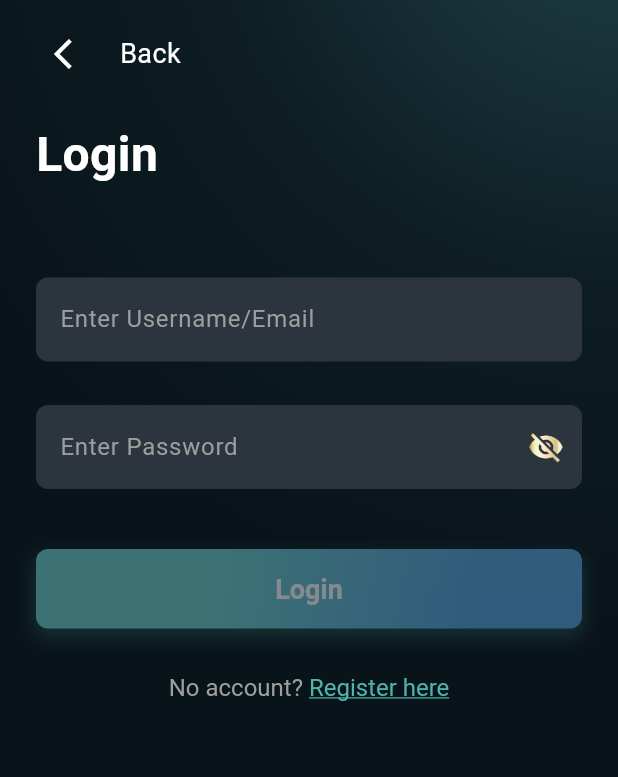
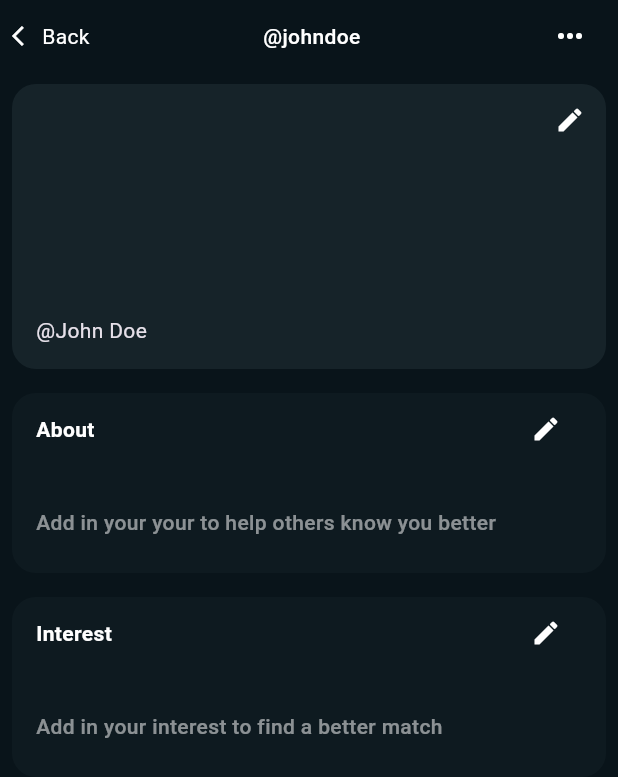
Before and after one commit to danaralifian/you_app_test, a Flutter app: the screen it shows after launch, on a phone screen of 412 x 824 dp. Shown: the top 777 px of the screen. Run offline on Flutter 3.47's test engine with Material 3 defaults, Android fonts, the phone set to English and light mode, and no system bars.

Commit message:
feat: initial state profile screen

```diff
--- a/lib/main.dart
+++ b/lib/main.dart
@@ -1,6 +1,6 @@
 // lib/main.dart
 import 'package:flutter/material.dart';
-import 'package:you_app/screens/auth_screen.dart';
+import 'package:you_app/screens/profile_screen.dart';
 
 void main() {
   runApp(const MyApp());
@@ -27,7 +27,7 @@ class MyApp extends StatelessWidget {
           ),
         ),
       ),
-      home: const AuthScreen(),
+      home: const ProfileScreen(),
     );
   }
 }
--- /dev/null
+++ b/lib/screens/profile_screen.dart
@@ -0,0 +1,74 @@
+import 'package:flutter/material.dart';
+import 'package:you_app/theme/colors.dart';
+import 'package:you_app/widgets/about_card.dart';
+import 'package:you_app/widgets/interest_card.dart';
+import 'package:you_app/widgets/profile_picture_card.dart';
+
+class ProfileScreen extends StatefulWidget {
+  const ProfileScreen({super.key});
+
+  @override
+  State<ProfileScreen> createState() => _ProfileScreenState();
+}
+
+class _ProfileScreenState extends State<ProfileScreen> {
+  @override
+  Widget build(BuildContext context) {
+    return Scaffold(
+      backgroundColor: AppColors.background,
+      appBar: PreferredSize(
+        preferredSize: const Size.fromHeight(56),
+        child: SafeArea(
+          child: Container(
+            padding: const EdgeInsets.symmetric(horizontal: 8),
+            child: Row(
+              mainAxisAlignment: MainAxisAlignment.spaceBetween,
+              children: [
+                // ← Back Text
+                GestureDetector(
+                  onTap: () => Navigator.pop(context),
+                  child: Row(
+                    children: const [
+                      Icon(Icons.arrow_back_ios, color: Colors.white, size: 16),
+                      SizedBox(width: 4),
+                      Text('Back', style: TextStyle(color: Colors.white)),
+                    ],
+                  ),
+                ),
+
+                // Center username
+                const Text(
+                  '@johndoe',
+                  style: TextStyle(
+                    color: Colors.white,
+                    fontWeight: FontWeight.w500,
+                  ),
+                ),
+
+                // More icon
+                IconButton(
+                  icon: const Icon(Icons.more_horiz, color: Colors.white),
+                  onPressed: () {
+                    // Open menu
+                  },
+                ),
+              ],
+            ),
+          ),
+        ),
+      ),
+      body: Padding(
+        padding: EdgeInsets.all(8),
+        child: Column(
+          children: const [
+            ProfilePictureCard(),
+            SizedBox(height: 16),
+            AboutCard(),
+            SizedBox(height: 16),
+            InterestCard(),
+          ],
+        ),
+      ),
+    );
+  }
+}
--- /dev/null
+++ b/lib/theme/colors.dart
@@ -0,0 +1,9 @@
+import 'package:flutter/material.dart';
+
+class AppColors {
+  // Background
+  static const Color background = Color(0xFF09141A);
+
+  static const Color backgroundProfilePictureCard = Color(0xFF162329);
+  static const cardInfoDark = Color(0xFF182D36);
+}
--- /dev/null
+++ b/lib/widgets/about_card.dart
@@ -0,0 +1,59 @@
+import 'package:flutter/material.dart';
+
+class AboutCard extends StatefulWidget {
+  const AboutCard({super.key});
+
+  @override
+  State<AboutCard> createState() => _AboutCardState();
+}
+
+class _AboutCardState extends State<AboutCard> {
+  @override
+  Widget build(BuildContext context) {
+    return Container(
+      width: double.infinity,
+      padding: EdgeInsets.symmetric(horizontal: 16),
+      height: 120,
+      decoration: BoxDecoration(
+        color: Color.fromRGBO(22, 35, 41, 0.4),
+        borderRadius: BorderRadius.circular(16),
+      ),
+      child: Column(
+        mainAxisAlignment: MainAxisAlignment.start,
+        crossAxisAlignment: CrossAxisAlignment.start,
+        children: [
+          Container(
+            width: double.infinity,
+            decoration: BoxDecoration(),
+            child: Row(
+              mainAxisAlignment: MainAxisAlignment.spaceBetween,
+              children: [
+                Text(
+                  'About',
+                  style: TextStyle(
+                    color: Colors.white,
+                    fontSize: 14,
+                    fontWeight: FontWeight.w700,
+                  ),
+                ),
+                IconButton(
+                  icon: Icon(Icons.edit, color: Colors.white, size: 20),
+                  onPressed: null,
+                ),
+              ],
+            ),
+          ),
+          SizedBox(height: 28),
+          Text(
+            'Add in your your to help others know you better',
+            style: TextStyle(
+              color: Color.fromRGBO(255, 255, 255, 0.52),
+              fontSize: 14,
+              fontWeight: FontWeight.w500,
+            ),
+          ),
+        ],
+      ),
+    );
+  }
+}
--- /dev/null
+++ b/lib/widgets/interest_card.dart
@@ -0,0 +1,59 @@
+import 'package:flutter/material.dart';
+
+class InterestCard extends StatefulWidget {
+  const InterestCard({super.key});
+
+  @override
+  State<InterestCard> createState() => _InterestCardState();
+}
+
+class _InterestCardState extends State<InterestCard> {
+  @override
+  Widget build(BuildContext context) {
+    return Container(
+      width: double.infinity,
+      padding: EdgeInsets.symmetric(horizontal: 16),
+      height: 120,
+      decoration: BoxDecoration(
+        color: Color.fromRGBO(22, 35, 41, 0.4),
+        borderRadius: BorderRadius.circular(16),
+      ),
+      child: Column(
+        mainAxisAlignment: MainAxisAlignment.start,
+        crossAxisAlignment: CrossAxisAlignment.start,
+        children: [
+          Container(
+            width: double.infinity,
+            decoration: BoxDecoration(),
+            child: Row(
+              mainAxisAlignment: MainAxisAlignment.spaceBetween,
+              children: [
+                Text(
+                  'Interest',
+                  style: TextStyle(
+                    color: Colors.white,
+                    fontSize: 14,
+                    fontWeight: FontWeight.w700,
+                  ),
+                ),
+                IconButton(
+                  icon: Icon(Icons.edit, color: Colors.white, size: 20),
+                  onPressed: null,
+                ),
+              ],
+            ),
+          ),
+          SizedBox(height: 28),
+          Text(
+            'Add in your interest to find a better match',
+            style: TextStyle(
+              color: Color.fromRGBO(255, 255, 255, 0.52),
+              fontSize: 14,
+              fontWeight: FontWeight.w500,
+            ),
+          ),
+        ],
+      ),
+    );
+  }
+}
--- /dev/null
+++ b/lib/widgets/profile_picture_card.dart
@@ -0,0 +1,36 @@
+import 'package:flutter/material.dart';
+import 'package:you_app/theme/colors.dart';
+
+class ProfilePictureCard extends StatefulWidget {
+  const ProfilePictureCard({super.key});
+
+  @override
+  State<ProfilePictureCard> createState() => _ProfilePictureCardState();
+}
+
+class _ProfilePictureCardState extends State<ProfilePictureCard> {
+  @override
+  Widget build(BuildContext context) {
+    return Container(
+      width: double.infinity,
+      height: 190,
+      decoration: BoxDecoration(
+        color: AppColors.backgroundProfilePictureCard,
+        borderRadius: BorderRadius.circular(16),
+      ),
+      child: Stack(
+        children: [
+          Positioned(
+            top: 0,
+            right: 0,
+            child: IconButton(
+              icon: const Icon(Icons.edit, color: Colors.white, size: 20),
+              onPressed: () {},
+            ),
+          ),
+          Positioned(bottom: 16, left: 16, child: Text('@John Doe')),
+        ],
+      ),
+    );
+  }
+}
```
